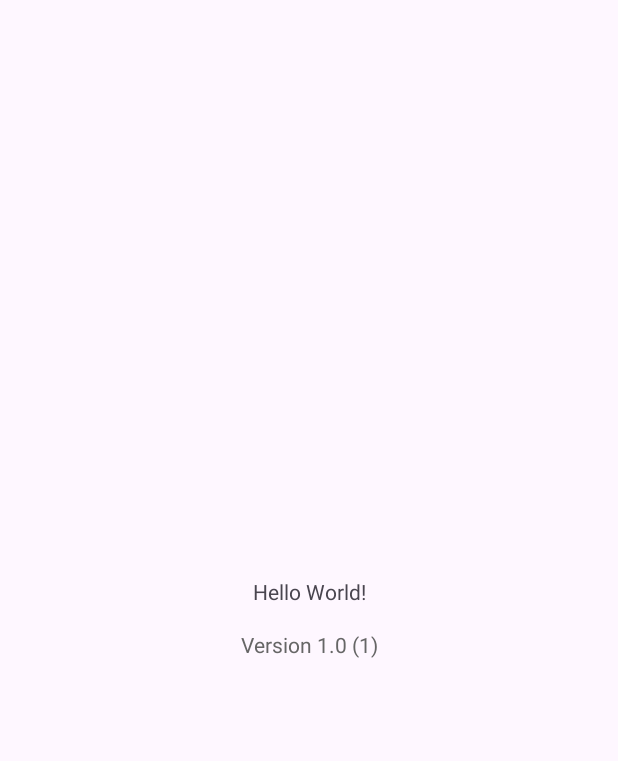
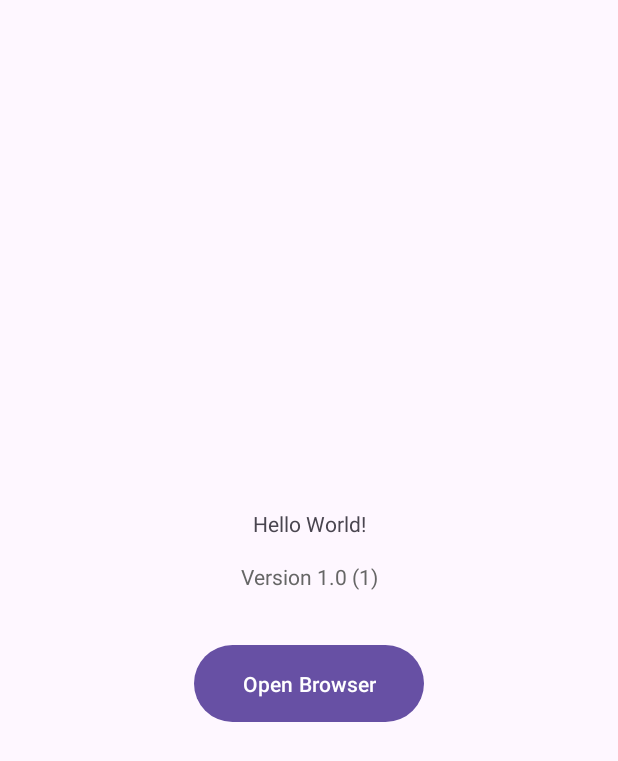
Before and after one commit to gijutsuknight/MyTestAndroidJava, an Android app: the screen it shows after launch (MainActivity), on a phone screen of 412 x 824 dp. Before the commit the part shown is almost empty. Shown: the top 761 px of the screen. Run offline under Robolectric (Android 15) with nearby library versions, the phone set to English and light mode, and no system bars.

Commit message:
Add In App Web Browser

```diff
--- a/app/src/main/AndroidManifest.xml
+++ b/app/src/main/AndroidManifest.xml
@@ -1,6 +1,8 @@
 <?xml version="1.0" encoding="utf-8"?>
 <manifest xmlns:android="http://schemas.android.com/apk/res/android"
     xmlns:tools="http://schemas.android.com/tools">
+
+    <uses-permission android:name="android.permission.INTERNET" />
 
     <application
         android:allowBackup="true"
@@ -21,6 +23,9 @@
                 <category android:name="android.intent.category.LAUNCHER" />
             </intent-filter>
         </activity>
+        <activity
+            android:name=".BrowserActivity"
+            android:exported="false" />
     </application>
 
 </manifest>
--- a/app/src/main/res/layout/activity_main.xml
+++ b/app/src/main/res/layout/activity_main.xml
@@ -26,9 +26,23 @@
         android:text="Version"
         android:textSize="14sp"
         android:textColor="#666666"
+        app:layout_constraintBottom_toTopOf="@+id/browserButton"
+        app:layout_constraintEnd_toEndOf="parent"
+        app:layout_constraintStart_toStartOf="parent"
+        app:layout_constraintTop_toBottomOf="@+id/helloText"
+        app:layout_constraintVertical_chainStyle="packed" />
+
+    <Button
+        android:id="@+id/browserButton"
+        android:layout_width="wrap_content"
+        android:layout_height="wrap_content"
+        android:layout_marginTop="32dp"
+        android:text="Open Browser"
+        android:paddingHorizontal="32dp"
+        android:paddingVertical="16dp"
         app:layout_constraintBottom_toBottomOf="parent"
         app:layout_constraintEnd_toEndOf="parent"
         app:layout_constraintStart_toStartOf="parent"
-        app:layout_constraintTop_toBottomOf="@+id/helloText" />
+        app:layout_constraintTop_toBottomOf="@+id/versionText" />
 
 </androidx.constraintlayout.widget.ConstraintLayout>
```
Also changed, not shown: app/src/main/java/my/test/androidjava/BrowserActivity.java (added, +90 -0 lines), app/src/main/java/my/test/androidjava/MainActivity.java (+9 -0 lines), app/src/main/res/layout/activity_browser.xml (added, +31 -0 lines).
